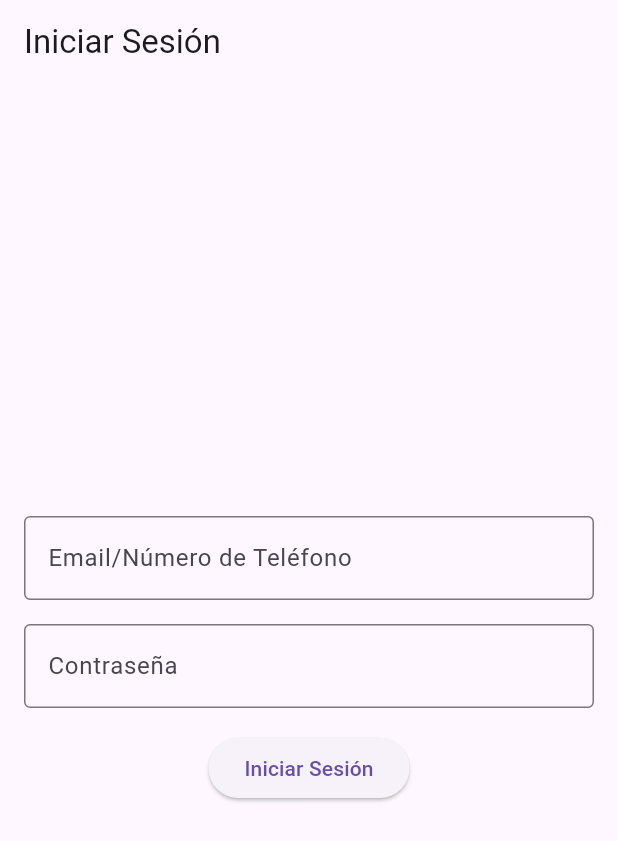
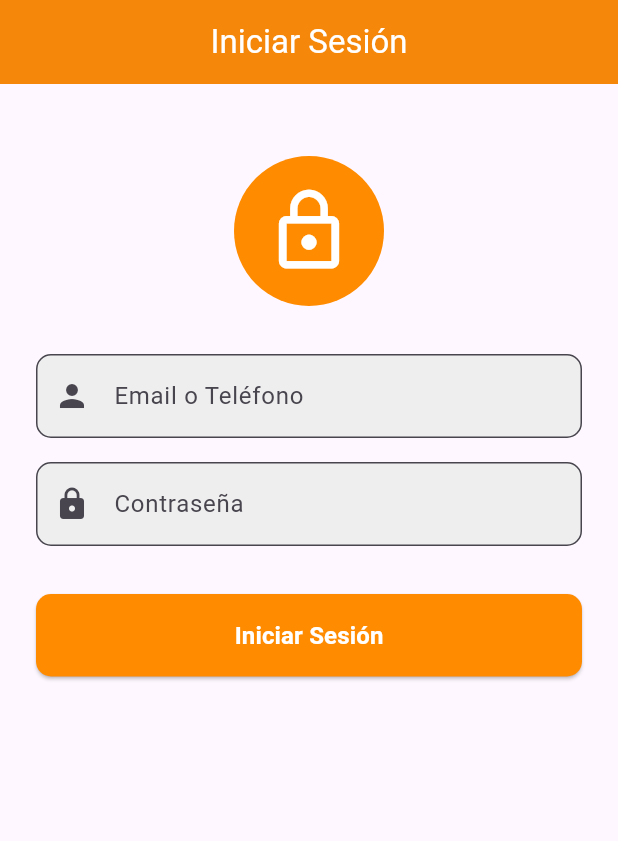
Before and after one commit to MaxomasMaxo/menu_app, a Flutter app: the screen it shows after launch, on a phone screen of 412 x 824 dp. Shown: the top 841 px of the screen. Run offline on Flutter 3.47's test engine with Material 3 defaults, Android fonts, the phone set to English and light mode, and no system bars; our stand-ins replace firebase_auth, firebase_core; accounts and stored records are empty.

Commit message:
Cambio visual login_page

```diff
--- a/lib/pages/login_page.dart
+++ b/lib/pages/login_page.dart
@@ -1,6 +1,6 @@
 import 'package:flutter/material.dart';
 import 'package:firebase_auth/firebase_auth.dart';
-import 'bottom_nav_page.dart'; // Asegúrate de importar la página de navegación inferior
+import 'bottom_nav_page.dart';
 
 class LoginPage extends StatelessWidget {
   final TextEditingController emailController = TextEditingController();
@@ -10,44 +10,71 @@ class LoginPage extends StatelessWidget {
   Widget build(BuildContext context) {
     return Scaffold(
       appBar: AppBar(
-        title: Text('Iniciar Sesión'),
+        title: const Text('Iniciar Sesión', style: TextStyle(color: Colors.white)),
+        backgroundColor: const Color(0xffff8b00),
+        centerTitle: true,
+        elevation: 2,
       ),
-      body: Padding(
-        padding: const EdgeInsets.all(16.0),
-        child: buildLoginForm(context),
+      body: SingleChildScrollView(
+        child: Padding(
+          padding: const EdgeInsets.symmetric(horizontal: 24.0, vertical: 16.0),
+          child: Column(
+            crossAxisAlignment: CrossAxisAlignment.stretch,
+            children: [
+              const SizedBox(height: 32),
+              // Icono o logo central
+              Center(
+                child: CircleAvatar(
+                  radius: 50,
+                  backgroundColor: const Color(0xffff8b00),
+                  child: const Icon(
+                    Icons.lock_outline,
+                    size: 60,
+                    color: Colors.white,
                   ),
-    );
-  }
-
-  Widget buildLoginForm(BuildContext context) {
-    return Column(
-      mainAxisAlignment: MainAxisAlignment.center,
-      children: [
+                ),
+              ),
+              const SizedBox(height: 32),
+              // Campo de email/teléfono
               TextField(
                 controller: emailController,
                 decoration: InputDecoration(
-            labelText: 'Email/Número de Teléfono',
-            border: OutlineInputBorder(),
+                  labelText: 'Email o Teléfono',
+                  prefixIcon: const Icon(Icons.person),
+                  border: OutlineInputBorder(
+                    borderRadius: BorderRadius.circular(10.0),
+                  ),
+                  filled: true,
+                  fillColor: Colors.grey[200],
                 ),
               ),
-        SizedBox(height: 16.0), // Espaciado entre campos
+              const SizedBox(height: 16),
+              // Campo de contraseña
               TextField(
                 controller: passwordController,
+                obscureText: true,
                 decoration: InputDecoration(
                   labelText: 'Contraseña',
-            border: OutlineInputBorder(),
+                  prefixIcon: const Icon(Icons.lock),
+                  border: OutlineInputBorder(
+                    borderRadius: BorderRadius.circular(10.0),
                   ),
-          obscureText: true,
+                  filled: true,
+                  fillColor: Colors.grey[200],
                 ),
-        SizedBox(height: 16.0), // Espaciado entre campos
+              ),
+              const SizedBox(height: 32),
+              // Botón de inicio de sesión
               ElevatedButton(
                 onPressed: () async {
-            String emailOrPhone = emailController.text;
-            String password = passwordController.text;
+                  // Obtiene las credenciales del usuario
+                  String emailOrPhone = emailController.text.trim();
+                  String password = passwordController.text.trim();
 
                   try {
                     // Autenticación con Firebase
-              UserCredential userCredential = await FirebaseAuth.instance.signInWithEmailAndPassword(
+                    UserCredential userCredential =
+                        await FirebaseAuth.instance.signInWithEmailAndPassword(
                       email: emailOrPhone,
                       password: password,
                     );
@@ -56,7 +83,7 @@ class LoginPage extends StatelessWidget {
                     print('Usuario autenticado: ${userCredential.user?.email}');
                     Navigator.pushReplacement(
                       context,
-                MaterialPageRoute(builder: (context) => BottomNavPage()),
+                      MaterialPageRoute(builder: (context) => const BottomNavPage()),
                     );
                   } on FirebaseAuthException catch (e) {
                     // Manejo de errores de autenticación
@@ -72,21 +99,34 @@ class LoginPage extends StatelessWidget {
                     showDialog(
                       context: context,
                       builder: (context) => AlertDialog(
-                  title: Text('Error'),
+                        title: const Text('Error'),
                         content: Text(message),
                         actions: [
                           TextButton(
                             onPressed: () => Navigator.of(context).pop(),
-                      child: Text('Cerrar'),
+                            child: const Text('Cerrar'),
                           ),
                         ],
                       ),
                     );
                   }
                 },
-          child : Text("Iniciar Sesión"),
+                style: ElevatedButton.styleFrom(
+                  backgroundColor: const Color(0xffff8b00), // Botón inicio
+                  shape: RoundedRectangleBorder(
+                    borderRadius: BorderRadius.circular(10.0),
+                  ),
+                  padding: const EdgeInsets.symmetric(vertical: 16.0),
+                ),
+                child: const Text(
+                  'Iniciar Sesión',
+                  style: TextStyle(color:Colors.white,fontSize: 16, fontWeight: FontWeight.bold),
+                ),
               ),
             ],
+          ),
+        ),
+      ),
     );
   }
 }
```
Also changed, not shown: pubspec.lock. Lines whose indentation alone changed are shown as unchanged.
